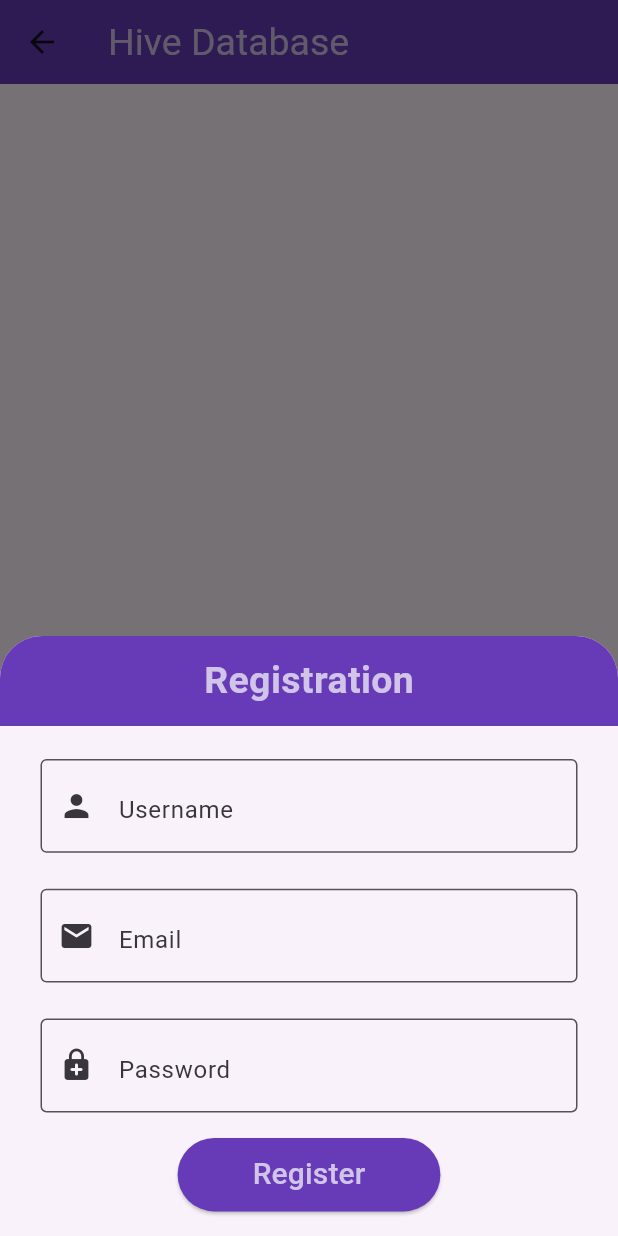
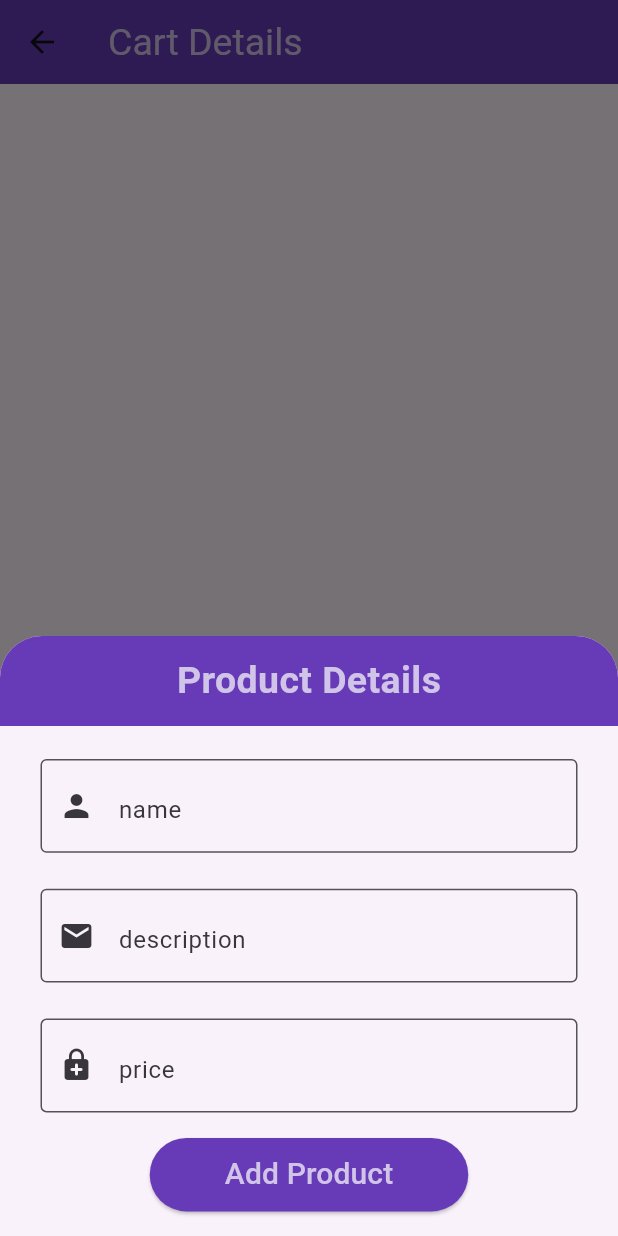
Before and after one commit to siddharth7247/flutter-demo, a Flutter app: the HiveDemoScreen screen opened by its route, after a tap on the "add" icon, on a phone screen of 412 x 824 dp. Run offline on Flutter 3.47's test engine with Material 3 defaults, Android fonts, the phone set to English and light mode, and no system bars; our stand-ins replace hive, hive_flutter, intl_phone_field, rxdart, shared_preferences, sqflite; accounts and stored records are empty; Roboto replaces fonts that are missing (Manrope).

Commit message:
Hive Database task done

```diff
--- a/lib/authentication/splash_screen.dart
+++ b/lib/authentication/splash_screen.dart
@@ -1,4 +1,5 @@
 import 'package:flutter/material.dart';
+import 'package:flutter_demo/theme/getdata.dart';
 
 class SplashScreen extends StatefulWidget {
   const SplashScreen({super.key});
@@ -24,7 +25,9 @@ class _SplashScreenState extends State<SplashScreen> {
               const Text("Lets put your creativity on the development highway",style: TextStyle(fontSize: 15,fontWeight: FontWeight.bold),textAlign: TextAlign.center,),
               Row(
                 children: [
-                  ElevatedButton(onPressed: (){}, child: const Text("LOGIN"),),
+                  ElevatedButton(onPressed: (){
+                   Navigator.push(context, MaterialPageRoute(builder: (context) => const Getdata(name: "Siddharth"),));
+                  }, child: const Text("LOGIN"),),
                   const SizedBox(width: 100,),
                   ElevatedButton(onPressed: (){}, child: const Text("SIGNUP"))
                 ],
--- a/lib/hive/hive_demo_screen.dart
+++ b/lib/hive/hive_demo_screen.dart
@@ -1,5 +1,8 @@
+import 'dart:developer';
+
 import 'package:flutter/material.dart';
 import 'package:flutter_demo/common_widgets/custom_textfield.dart';
+import 'package:flutter_demo/models/userModel.dart';
 import 'package:hive_flutter/hive_flutter.dart';
 
 class HiveDemoScreen extends StatefulWidget {
@@ -13,15 +16,12 @@ class _HiveDemoScreenState extends State<HiveDemoScreen> {
   TextEditingController userController = TextEditingController();
   TextEditingController emailController = TextEditingController();
   TextEditingController passwordController = TextEditingController();
-  Box? empsBox;
+  late Box<User> userBox;
 
   @override
   void initState() {
-    Hive.openBox("Employee_Box").then((_box) {
-      setState(() {
-        empsBox = _box;
-      });
-    });
+    userBox = Hive.box<User>('users');
+    log("UserBox : ${userBox.name}");
     super.initState();
   }
 
@@ -30,7 +30,7 @@ class _HiveDemoScreenState extends State<HiveDemoScreen> {
     return Scaffold(
       appBar: AppBar(
         title: Text(
-          "Hive Database",
+          "Cart Details",
           style: TextStyle(
               fontFamily: 'Manrope', color: Colors.deepPurple.shade100),
         ),
@@ -41,20 +41,54 @@ class _HiveDemoScreenState extends State<HiveDemoScreen> {
   }
 
   Widget _featchEmployee() {
-    if (empsBox == null) {
+    if (userBox == null) {
       return const CircularProgressIndicator();
     }
     return ValueListenableBuilder(
-      valueListenable: empsBox!.listenable(),
+      valueListenable: userBox.listenable(),
       builder: (context, box, widget) {
-        final empKeysList = box.keys.toList();
         return ListView.builder(
-          itemCount: empKeysList.length,
+          itemCount: userBox.length ?? 0,
           itemBuilder: (context, index) {
-           return ListTile(
-            title: Text(index.toString()),
-           );
-        },);
+            User? user = userBox.getAt(index);
+            var isFav = user?.isFaV;
+            return Card(
+              child: ListTile(
+                leading: IconButton(
+                    onPressed: () {
+                      if (isFav ?? false) {
+                        userBox.putAt(
+                            index,
+                            User(
+                                userName: user!.userName.toString(),
+                                email: user!.email.toString(),
+                                password: user.password.toString(),
+                                isFaV: false));
+                      } else {
+                        userBox.putAt(
+                            index,
+                            User(
+                                userName: user!.userName.toString(),
+                                email: user!.email.toString(),
+                                password: user.password.toString(),
+                                isFaV: true));
+                      }
+                    },
+                    icon: Icon(
+                      Icons.favorite,
+                      color: (isFav ?? false) ? Colors.red : Colors.grey,
+                    )),
+                title: Text(user!.userName.toString()),
+                subtitle: Text(user.password.toString()),
+                trailing: IconButton(
+                    onPressed: () {
+                      userBox.deleteAt(index);
+                    },
+                    icon: const Icon(Icons.delete)),
+              ),
+            );
+          },
+        );
       },
     );
   }
@@ -70,7 +104,7 @@ class _HiveDemoScreenState extends State<HiveDemoScreen> {
               height: 400,
               decoration: const BoxDecoration(
                   color: Colors.white10,
-                  borderRadius: const BorderRadius.only(
+                  borderRadius: BorderRadius.only(
                     topLeft: Radius.circular(30),
                     topRight: Radius.circular(30),
                   )),
@@ -89,7 +123,7 @@ class _HiveDemoScreenState extends State<HiveDemoScreen> {
                           )),
                       child: Center(
                         child: Text(
-                          "Registration",
+                          "Product Details",
                           style: TextStyle(
                               fontFamily: 'Manrope',
                               fontSize: 25,
@@ -104,21 +138,21 @@ class _HiveDemoScreenState extends State<HiveDemoScreen> {
                     padding: const EdgeInsets.symmetric(horizontal: 15),
                     child: CustomTextfield(
                         controller: userController,
-                        hintText: 'Username',
+                        hintText: 'name',
                         icon: Icons.person),
                   ),
                   Padding(
                     padding: const EdgeInsets.symmetric(horizontal: 15),
                     child: CustomTextfield(
                         controller: emailController,
-                        hintText: 'Email',
+                        hintText: 'description',
                         icon: Icons.email),
                   ),
                   Padding(
                     padding: const EdgeInsets.symmetric(horizontal: 15),
                     child: CustomTextfield(
                         controller: passwordController,
-                        hintText: 'Password',
+                        hintText: 'price',
                         icon: Icons.enhanced_encryption_rounded),
                   ),
                   const SizedBox(
@@ -130,16 +164,17 @@ class _HiveDemoScreenState extends State<HiveDemoScreen> {
                             horizontal: 50, vertical: 10),
                         backgroundColor: Colors.deepPurple),
                     onPressed: () async {
-                      var hiveBox = await Hive.openBox('Users');
-                      hiveBox.put('user1', 'Siddhart');
-                      debugPrint(
-                          "User from hive database : ${hiveBox.get('user1')}");
-                      debugPrint(
-                          "User from hive database index 1 : ${hiveBox.getAt(0)}");
-                      debugPrint("User from ${hiveBox.containsKey('user1')}");
+                      User user = User(
+                          userName: userController.text,
+                          email: emailController.text,
+                          password: passwordController.text.toString(),
+                          isFaV: false);
+                      await userBox.add(user);
+                      Navigator.pop(context);
+                      clear();
                     },
                     child: Text(
-                      "Register",
+                      "Add Product",
                       style: TextStyle(
                           fontFamily: 'Manrope',
                           color: Colors.deepPurple.shade100,
@@ -155,4 +190,10 @@ class _HiveDemoScreenState extends State<HiveDemoScreen> {
       child: const Icon(Icons.add),
     );
   }
+
+  void clear() {
+    userController.clear();
+    passwordController.clear();
+    emailController.clear();
+  }
 }
--- a/lib/main.dart
+++ b/lib/main.dart
@@ -1,6 +1,7 @@
 import 'package:flutter/material.dart';
 import 'package:flutter_demo/api/api_demo.dart';
 import 'package:flutter_demo/hive/hive_demo_screen.dart';
+import 'package:flutter_demo/models/userModel.dart';
 import 'package:flutter_demo/show_student_screen.dart';
 import 'package:flutter_demo/sql-light/add_employee_screen.dart';
 import 'package:flutter_demo/theme/custom_theme_bottomsheet.dart';
@@ -21,6 +22,8 @@ void main() async {
   WidgetsFlutterBinding.ensureInitialized();
   final documentDir = await getApplicationDocumentsDirectory();
   await Hive.initFlutter(documentDir.path);
+  Hive.registerAdapter(UserAdapter());
+  await Hive.openBox<User>('users');
   runApp(const MyApp());
 }
 
--- /dev/null
+++ b/lib/models/productModel.dart
@@ -0,0 +1,16 @@
+import 'package:hive/hive.dart';
+
+@HiveType(typeId: 0)
+class Product{
+  @HiveField(0)
+  final String pName;
+
+  @HiveField(1)
+  final int pPrice ;
+
+  @HiveField(2)
+  bool isFav = false;
+
+  Product({required this.pName, required this.pPrice});
+
+}
--- /dev/null
+++ b/lib/models/userModel.dart
@@ -0,0 +1,21 @@
+import 'package:hive/hive.dart';
+
+
+part 'userModel.g.dart';
+@HiveType(typeId: 0)
+class User{
+  @HiveField(0)
+  final String userName;
+
+  @HiveField(1)
+  final String email;
+
+  @HiveField(2)
+  final String password;
+
+  @HiveField(3)
+  bool? isFaV;
+
+  User({required this.userName, required this.email, required this.password, required this.isFaV});
+
+}
```
Also changed, not shown: lib/theme/getdata.dart (added, +25 -0 lines), lib/models/userModel.g.dart (added).
